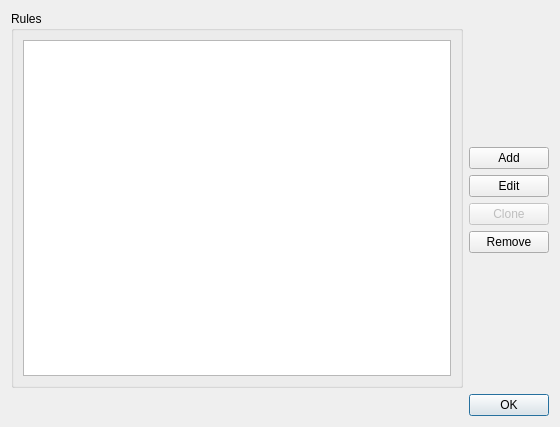
The window that ui/AlertSettingDialog.ui (foldynl/QLog) describes before a commit, drawn with Qt 5.
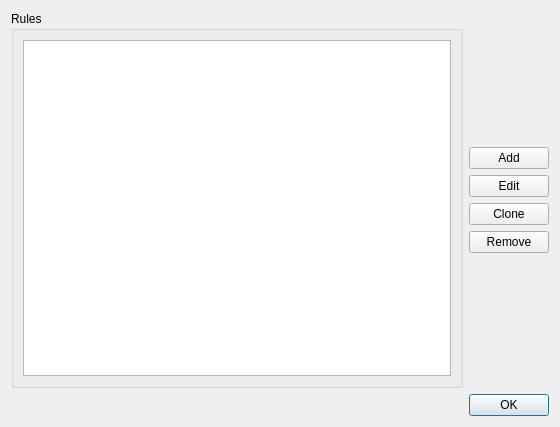
The same window after the commit.

Commit message: QSO Filter Alert Dialog - Enable/Disable button based on selection

Diff of the .ui file:
```diff
--- a/ui/AlertSettingDialog.ui
+++ b/ui/AlertSettingDialog.ui
@@ -102,9 +102,6 @@
        </item>
        <item>
         <widget class="QPushButton" name="cloneRuleButton">
-         <property name="enabled">
-          <bool>false</bool>
-         </property>
          <property name="text">
           <string>Clone</string>
          </property>
```
The commit also changes 5 other files.
